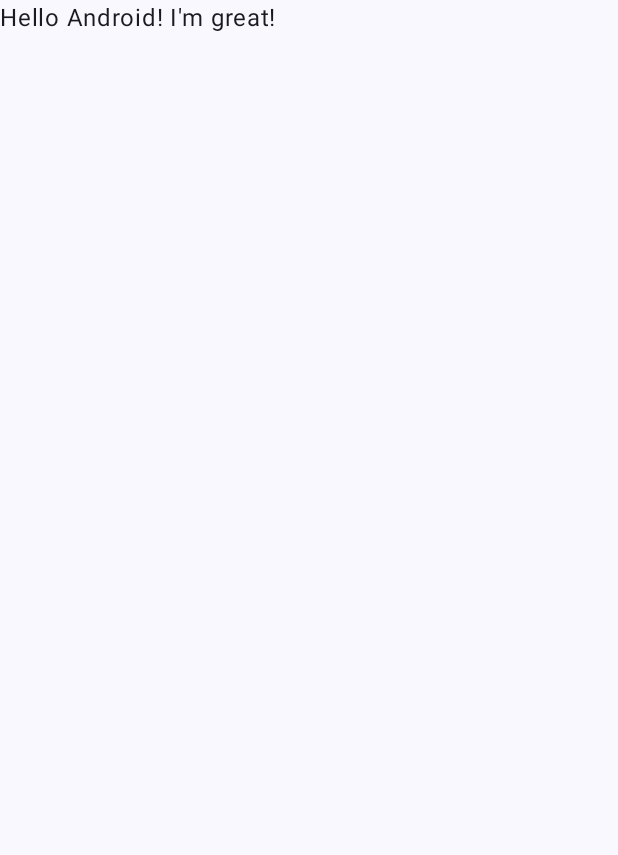
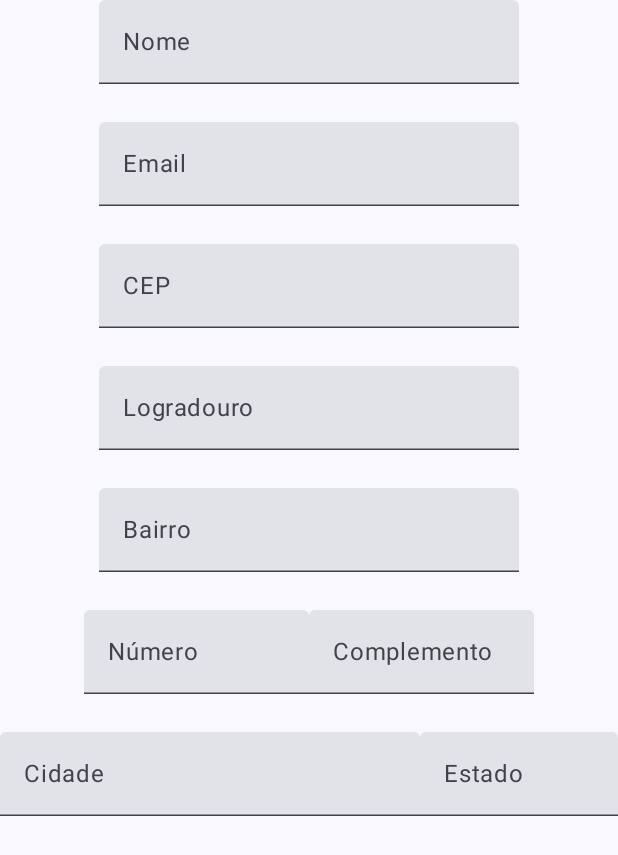
Before and after one commit to ProjetoKotlin/MobileCadastro, an Android app built with Jetpack Compose: the screen it shows after launch (MainActivity), on a phone screen of 412 x 824 dp. Before the commit the part shown is almost empty. Shown: the top 855 px of the screen. Run offline under Robolectric (Android 15) with nearby library versions, the phone set to English and light mode, and no system bars.

```diff
--- a/app/build.gradle.kts
+++ b/app/build.gradle.kts
@@ -66,4 +66,9 @@ dependencies {
     androidTestImplementation("androidx.compose.ui:ui-test-junit4")
     debugImplementation("androidx.compose.ui:ui-tooling")
     debugImplementation("androidx.compose.ui:ui-test-manifest")
+    implementation ("org.jetbrains.kotlinx:kotlinx-coroutines-core:1.6.0")
+    implementation ("org.jetbrains.kotlinx:kotlinx-coroutines-android:1.6.0")
+    implementation ("com.squareup.retrofit2:retrofit:2.9.0")
+    implementation ("com.squareup.retrofit2:converter-gson:2.9.0")
+
 }
--- a/app/src/main/java/com/cursoimpacta/mobilecadastro/MainActivity.kt
+++ b/app/src/main/java/com/cursoimpacta/mobilecadastro/MainActivity.kt
@@ -1,16 +1,34 @@
 package com.cursoimpacta.mobilecadastro
 
+import android.annotation.SuppressLint
 import android.os.Bundle
 import androidx.activity.ComponentActivity
 import androidx.activity.compose.setContent
+import androidx.compose.foundation.layout.Arrangement
+import androidx.compose.foundation.layout.Column
+import androidx.compose.foundation.layout.Row
+import androidx.compose.foundation.layout.Spacer
 import androidx.compose.foundation.layout.fillMaxSize
+import androidx.compose.foundation.layout.size
+import androidx.compose.foundation.layout.width
 import androidx.compose.material3.MaterialTheme
 import androidx.compose.material3.Surface
 import androidx.compose.material3.Text
+import androidx.compose.material3.TextField
 import androidx.compose.runtime.Composable
+import androidx.compose.runtime.getValue
+import androidx.compose.runtime.mutableStateOf
+import androidx.compose.runtime.remember
+import androidx.compose.runtime.rememberCoroutineScope
+import androidx.compose.runtime.setValue
+import androidx.compose.ui.Alignment
 import androidx.compose.ui.Modifier
 import androidx.compose.ui.tooling.preview.Preview
+import androidx.compose.ui.unit.dp
+import androidx.core.text.isDigitsOnly
 import com.cursoimpacta.mobilecadastro.ui.theme.MobileCadastroTheme
+import kotlinx.coroutines.launch
+import retrofit2.Response
 
 class MainActivity : ComponentActivity() {
     override fun onCreate(savedInstanceState: Bundle?) {
@@ -22,7 +40,7 @@ class MainActivity : ComponentActivity() {
                     modifier = Modifier.fillMaxSize(),
                     color = MaterialTheme.colorScheme.background
                 ) {
-                    Greeting("Android")
+                    App()
                 }
             }
         }
@@ -30,17 +48,153 @@ class MainActivity : ComponentActivity() {
 }
 
 @Composable
-fun Greeting(name: String, modifier: Modifier = Modifier) {
-    Text(
-        text = "Hello $name! I'm great!",
-        modifier = modifier
-    )
+fun App() {
+    Column(modifier = Modifier.fillMaxSize(), horizontalAlignment = Alignment.CenterHorizontally) {
+        CampoUsuario()
+    }
+
 }
+
+@SuppressLint("CoroutineCreationDuringComposition")
+@Composable
+fun CampoUsuario() {
+    val api = remember { ViaCepService.create() }
+    val coroutineScope = rememberCoroutineScope()
+    var dados by remember {
+        mutableStateOf<DadosPessoais?>(null)
+    }
+    var cep by remember {
+        mutableStateOf("")
+    }
+    var infoCep by remember {
+        mutableStateOf<Endereco?>(null)
+    }
+
+    Column(
+        horizontalAlignment = Alignment.CenterHorizontally,
+        verticalArrangement = Arrangement.spacedBy(25.dp)
+    ) {
+        TextField(
+            value = dados?.nome ?: "",
+            onValueChange = { dados?.nome = it },
+            label = { Text(text = "Nome") })
+
+        TextField(
+            value = dados?.email ?: "",
+            onValueChange = { dados?.email = it },
+            label = { Text(text = "Email") })
+
+        TextField(value = cep, onValueChange = {
+            if (it.isDigitsOnly()) {
+                cep = it
+            }
+        }, label = { Text(text = "CEP") })
+
+        if (cep.length == 8) {
+            coroutineScope.launch {
+                lateinit var response: Response<Endereco>
+                response = api.procuraCep(cep)
+                infoCep = if (response.isSuccessful && !response.body()!!.erro) {
+                    response.body()
+                } else {
+                    null
+                }
+            }
+            if (infoCep == null) {
+                Text(text = "CEP inválido")
+            }
+        }
+
+        TextField(
+            value = infoCep?.logradouro ?: "",
+            onValueChange = { infoCep?.logradouro = it },
+            label = {
+                Text(
+                    text = "Logradouro"
+                )
+            })
+        TextField(value = infoCep?.bairro ?: "", onValueChange = { infoCep?.bairro = it }, label = {
+            Text(
+                text = "Bairro"
+            )
+        })
+        Row {
+            TextField(
+                value = dados?.numero ?: "",
+                onValueChange = { dados?.numero = it },
+                label = {
+                    Text(
+                        text = "Número"
+                    )
+                },
+                modifier = Modifier.width(150.dp)
+            )
+            TextField(
+                value = dados?.complemento ?: "",
+                onValueChange = { dados?.complemento = it },
+                label = {
+                    Text(
+                        text = "Complemento"
+                    )
+                },
+                modifier = Modifier.width(150.dp)
+            )
+        }
+        Row {
+            TextField(
+                value = infoCep?.localidade ?: "",
+                onValueChange = { infoCep?.localidade = it },
+                label = {
+                    Text(
+                        text = "Cidade"
+                    )
+                })
+            TextField(
+                value = infoCep?.uf ?: "",
+                onValueChange = { infoCep?.uf = it },
+                label = {
+                    Text(
+                        text = "Estado"
+                    )
+                })
+
+            Row {
+                TextField(
+                    value = infoCep?.ddd ?: "",
+                    onValueChange = { infoCep?.ddd = it },
+                    label = { Text(text = "Nome") })
+                TextField(
+                    value = dados?.telefone ?: "",
+                    onValueChange = { dados?.telefone = it },
+                    label = { Text(text = "Telefone") })
+            }
+        }
+
+
+    }
+}
+
+data class Endereco(
+    var logradouro: String,
+    var bairro: String,
+    var localidade: String,
+    var uf: String,
+    var ddd: String,
+    val erro: Boolean
+)
+
+data class DadosPessoais(
+    var nome: String,
+    var email: String,
+    var telefone: String,
+    var numero: String,
+    var complemento: String
+)
 
 @Preview(showBackground = true)
 @Composable
 fun GreetingPreview() {
     MobileCadastroTheme {
-        Greeting("Android")
+        App()
     }
 }
--- /dev/null
+++ b/app/src/main/java/com/cursoimpacta/mobilecadastro/ViaCepService.kt
@@ -0,0 +1,22 @@
+package com.cursoimpacta.mobilecadastro
+
+import retrofit2.Response
+import retrofit2.Retrofit
+import retrofit2.converter.gson.GsonConverterFactory
+import retrofit2.http.GET
+import retrofit2.http.Path
+
+interface ViaCepService {
+    @GET("{cep}/json/")
+    suspend fun procuraCep(@Path("cep") cep: String): Response<Endereco>
+
+    companion object {
+        fun create(): ViaCepService {
+            val retrofit = Retrofit.Builder()
+                .baseUrl("https://viacep.com.br/ws/")
+                .addConverterFactory(GsonConverterFactory.create())
+                .build()
+            return retrofit.create(ViaCepService::class.java)
+        }
+    }
+}
```
